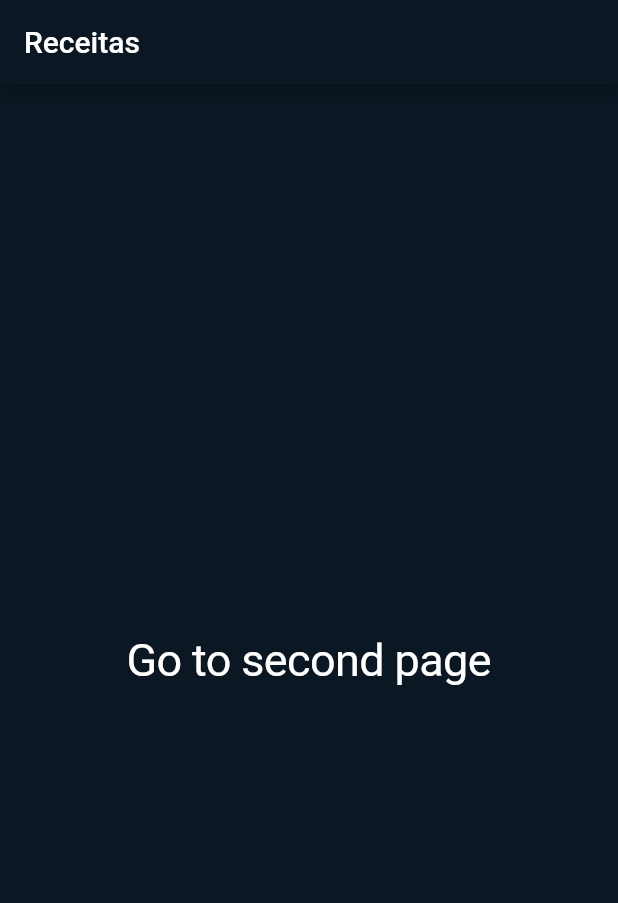
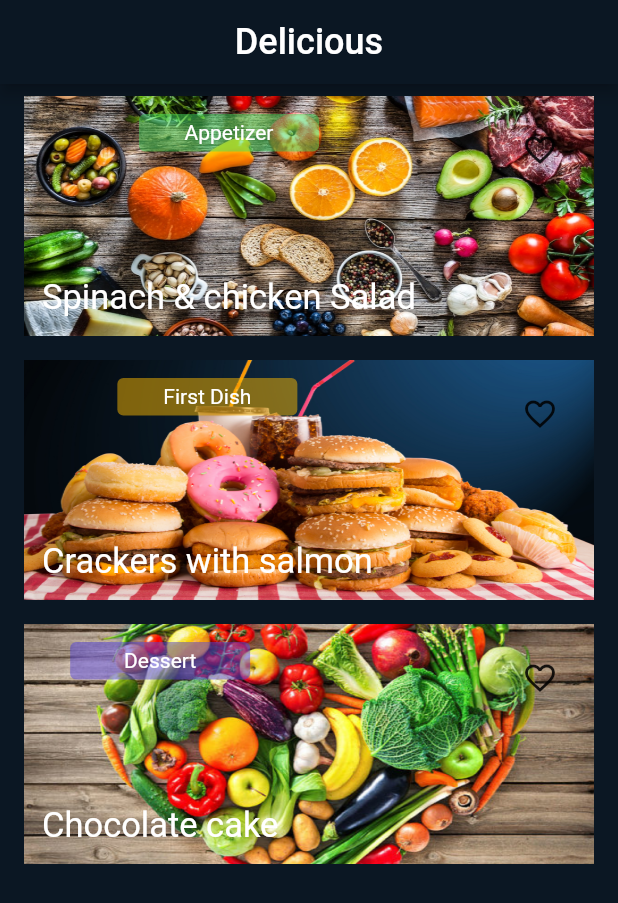
Before and after one commit to joaovperin/cwi-train-flutter, a Flutter app: the screen it shows after launch, on a phone screen of 412 x 824 dp. Shown: the top 903 px of the screen. Run offline on Flutter 3.47's test engine with Material 2 defaults, Android fonts, the light colour scheme and no system bars.

Commit message:
add food model and initial layout

```diff
--- a/aula_04/exercicio_receitas/lib/commons/app_colors.dart
+++ b/aula_04/exercicio_receitas/lib/commons/app_colors.dart
@@ -4,4 +4,9 @@ class AppColors {
   AppColors._();
 
   static const Color regularBackground = Color(0xFF0B1723);
+  // static const Color appetizerBg = Color(0xFF44DB5E);
+
+  static const Color position1TextColor = Color(0x8044DB5E);
+  static const Color position2TextColor = Color(0x80F8B601);
+  static const Color position3TextColor = Color(0x805444DB);
 }
--- /dev/null
+++ b/aula_04/exercicio_receitas/lib/domain/food_model.dart
@@ -0,0 +1,30 @@
+import 'package:flutter/widgets.dart';
+
+class FoodCategory {
+  const FoodCategory._(this.name);
+
+  static const appetizer = FoodCategory._('Appetizer');
+  static const firstDish = FoodCategory._('First Dish');
+  static const dessert = FoodCategory._('Dessert');
+
+  final String name;
+}
+
+class FoodModel {
+  final String name;
+  final FoodCategory category;
+  final num numberOfLikes;
+  final num numberOfComments;
+  final String image;
+
+  final Color textColor;
+
+  const FoodModel({
+    required this.name,
+    required this.category,
+    required this.numberOfLikes,
+    required this.numberOfComments,
+    required this.image,
+    required this.textColor,
+  });
+}
--- a/aula_04/exercicio_receitas/lib/pages/food_list_page.dart
+++ b/aula_04/exercicio_receitas/lib/pages/food_list_page.dart
@@ -1,4 +1,5 @@
 import 'package:exercicio_receitas/commons/app_colors.dart';
+import 'package:exercicio_receitas/domain/food_model.dart';
 import 'package:flutter/cupertino.dart';
 import 'package:flutter/material.dart';
 
@@ -11,31 +12,131 @@ class FoodListPage extends StatefulWidget {
 }
 
 class _FoodListPageState extends State<FoodListPage> {
+  static const List<FoodModel> foodModelList = [
+    FoodModel(
+      name: 'Spinach & chicken Salad',
+      category: FoodCategory.appetizer,
+      numberOfComments: 21,
+      numberOfLikes: 201,
+      image: 'position_1_img.png',
+      textColor: AppColors.position1TextColor,
+    ),
+    FoodModel(
+      name: 'Crackers with salmon',
+      category: FoodCategory.firstDish,
+      numberOfComments: 19,
+      numberOfLikes: 601,
+      image: 'position_2_img.png',
+      textColor: AppColors.position2TextColor,
+    ),
+    FoodModel(
+      name: 'Chocolate cake',
+      category: FoodCategory.dessert,
+      numberOfComments: 121,
+      numberOfLikes: 5400,
+      image: 'position_3_img.png',
+      textColor: AppColors.position3TextColor,
+    ),
+  ];
+
   @override
   Widget build(BuildContext context) {
     return Scaffold(
       appBar: AppBar(
-          title: Text('Receitas'),
-          backgroundColor: AppColors.regularBackground),
+        centerTitle: true,
+        title: const Text(
+          'Delicious',
+          style: TextStyle(
+            color: Colors.white,
+            fontSize: 24,
+          ),
+        ),
+        backgroundColor: AppColors.regularBackground,
+      ),
       body: Container(
         color: AppColors.regularBackground,
         child: Center(
-          child: CupertinoButton(
-            child: const Text(
-              'Go to second page',
-              style: TextStyle(
-                color: Colors.white,
-                fontSize: 30,
-              ),
-            ),
-            onPressed: _onPressedButton,
+          child: ListView.builder(
+            itemCount: foodModelList.length,
+            itemBuilder: (context, index) {
+              final FoodModel foodModel = foodModelList[index];
+              return _FoodItemView(
+                food: foodModel,
+              );
+            },
           ),
         ),
       ),
     );
   }
+}
 
-  void _onPressedButton() {
-    Navigator.pushNamed(context, '/second');
+class _FoodItemView extends StatelessWidget {
+  const _FoodItemView({
+    required this.food,
+    Key? key,
+  }) : super(key: key);
+
+  final FoodModel food;
+
+  @override
+  Widget build(BuildContext context) {
+    return Container(
+      height: 160,
+      margin: const EdgeInsets.symmetric(horizontal: 16, vertical: 8),
+      width: double.infinity,
+      color: Colors.grey,
+      child: Stack(
+        children: [
+          Image.asset(
+            'assets/images/${food.image}',
+            fit: BoxFit.fill,
+            width: double.infinity,
+          ),
+          Container(
+            padding: const EdgeInsets.all(12),
+            // color: Colors.black.withOpacity(0.5),
+            child: Row(
+              mainAxisAlignment: MainAxisAlignment.spaceBetween,
+              children: [
+                Column(
+                  mainAxisAlignment: MainAxisAlignment.spaceBetween,
+                  children: [
+                    Container(
+                      width: 120,
+                      height: 25,
+                      child: Center(
+                        child: Text(
+                          food.category.name,
+                          style: TextStyle(
+                            color: Colors.white,
+                          ),
+                        ),
+                      ),
+                      decoration: BoxDecoration(
+                        color: food.textColor,
+                        borderRadius: BorderRadius.circular(4),
+                      ),
+                    ),
+                    Text(
+                      food.name,
+                      style: TextStyle(color: Colors.white, fontSize: 23),
+                    ),
+                  ],
+                ),
+                Column(
+                  children: [
+                    IconButton(
+                      icon: const Icon(Icons.favorite_border),
+                      onPressed: () {},
+                    ),
+                  ],
+                )
+              ],
+            ),
+          ),
+        ],
+      ),
+    );
   }
 }
```
Also changed, not shown: aula_04/exercicio_receitas/assets/images/position_1_img.png (renamed from aula_04/exercicio_receitas/assets/images/position_1_image.png), aula_04/exercicio_receitas/assets/images/position_2_img.png (renamed from aula_04/exercicio_receitas/assets/images/position_2_image.png), aula_04/exercicio_receitas/assets/images/position_3_img.png (renamed from aula_04/exercicio_receitas/assets/images/position_3_image.png).
